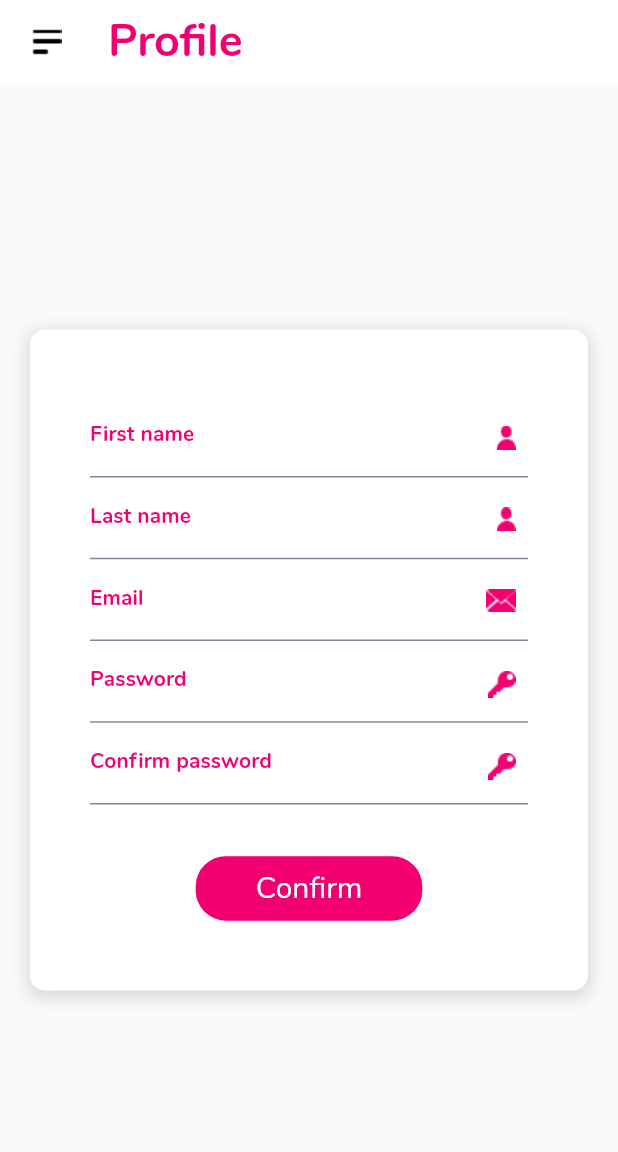
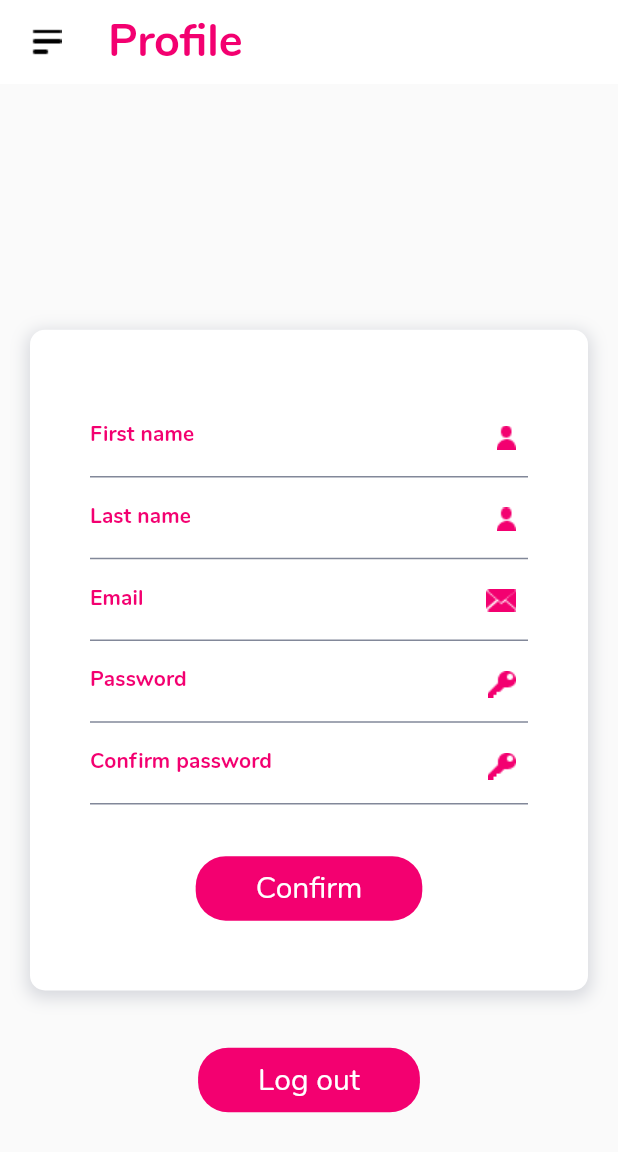
Before and after one commit to lorenacimpean/travel_app, a Flutter app: the ProfileScreen widget shown alone on an empty page, opened directly, on a phone screen of 412 x 824 dp. Shown: the top 1152 px of the screen. Run offline on Flutter 3.47's test engine with Material 2 defaults, Android fonts, the phone set to English and light mode, and no system bars; our stand-ins replace cloud_firestore, firebase_auth, firebase_core, geocoding, geolocator, location and 2 more; accounts and stored records are empty.

Commit message:
added logout button on profile and updated logic

```diff
--- a/lib/repo/profile_repo.dart
+++ b/lib/repo/profile_repo.dart
@@ -37,4 +37,8 @@ class ProfileRepo {
     String uuid = _auth.currentUser.uid;
     return _api.updateProfileData(uuid, data);
   }
+
+  Stream<void> logout() {
+    return _auth.signOut().asStream();
+  }
 }
--- a/lib/themes/app_strings.dart
+++ b/lib/themes/app_strings.dart
@@ -31,7 +31,6 @@ class AppStrings {
 
   // Discover screen
   static const String discover = "Discover";
-
   static const String dummyText =
       "Lorem ipsum dolor sit amet, consectetuer adipiscing elit. Aenean commodo ligula eget dolor. ";
 
@@ -68,4 +67,7 @@ class AppStrings {
 
   static const String howCanWeHelp = "Hello! How can we help you?";
   static const String callSupport = "Call us";
+
+  //Profile screen
+  static const String logout = "Log out";
 }
--- a/lib/ui/login/login_screen.dart
+++ b/lib/ui/login/login_screen.dart
@@ -55,8 +55,9 @@ class _LoginScreenState extends BaseState<LoginScreen> {
             break;
           case OperationState.ok:
             _showLoading = false;
-            Navigator.pushReplacement(context,
-                MaterialPageRoute(builder: (context) => DiscoverScreen()));
+            Navigator.of(context).pushAndRemoveUntil(
+                MaterialPageRoute(builder: (context) => DiscoverScreen()),
+                (Route<dynamic> route) => false);
             break;
         }
       });
--- a/lib/ui/profile/profile_screen.dart
+++ b/lib/ui/profile/profile_screen.dart
@@ -1,13 +1,16 @@
 import 'package:flutter/cupertino.dart';
 import 'package:flutter/material.dart';
 import 'package:rxdart/rxdart.dart';
+import 'package:travel_app/themes/app_dimen.dart';
 import 'package:travel_app/themes/app_icons.dart';
 import 'package:travel_app/themes/app_strings.dart';
+import 'package:travel_app/ui/intro/intro_screen.dart';
 import 'package:travel_app/ui/profile/profile_view_model.dart';
 import 'package:travel_app/ui/widgets/app_edit_text.dart';
 import 'package:travel_app/ui/widgets/base_screen.dart';
 import 'package:travel_app/ui/widgets/form_screen.dart';
 import 'package:travel_app/ui/widgets/loading_widget.dart';
+import 'package:travel_app/ui/widgets/pink_button.dart';
 import 'package:travel_app/utils/base_state.dart';
 import 'package:travel_app/utils/ui_model.dart';
 
@@ -28,13 +31,13 @@ class ProfileScreenState extends BaseState<ProfileScreen> {
       PublishSubject(),
       PublishSubject(),
       PublishSubject(),
+      PublishSubject(),
     ));
     _bindViewModel();
     _vm.input.onStart.add(true);
   }
 
   void _bindViewModel() {
-
     disposeLater(_vm.output.loadFields.listen((response) {
       setState(() {
         if (response is Error) {
@@ -60,6 +63,26 @@ class ProfileScreenState extends BaseState<ProfileScreen> {
         }
       });
     }));
+
+    disposeLater(_vm.output.onLogout.listen((response) {
+      setState(() {
+        switch (response.state) {
+          case OperationState.loading:
+            _showLoading = true;
+            break;
+          case OperationState.error:
+            _showLoading = false;
+            displayErrorModal(context, response.error.toString());
+            break;
+          case OperationState.ok:
+            _showLoading = false;
+            Navigator.of(context).pushAndRemoveUntil(
+                MaterialPageRoute(builder: (context) => IntroScreen()),
+                (Route<dynamic> route) => false);
+            break;
+        }
+      });
+    }));
   }
 
   List<Widget> _formFields() {
@@ -71,6 +94,7 @@ class ProfileScreenState extends BaseState<ProfileScreen> {
         ),
       );
     });
+
     return list;
   }
 
@@ -81,10 +105,24 @@ class ProfileScreenState extends BaseState<ProfileScreen> {
       title: AppStrings.profile,
       body: _showLoading
           ? LoadingWidget()
-          : FormContainer(
-              formFields: _formFields(),
-              buttonText: AppStrings.confirm,
-              onTap: () => _vm.input.onConfirm.add(true),
+          : Stack(
+              children: [
+                FormContainer(
+                  formFields: _formFields(),
+                  buttonText: AppStrings.confirm,
+                  onTap: () => _vm.input.onConfirm.add(true),
+                ),
+                Align(
+                  alignment: Alignment.bottomCenter,
+                  child: Padding(
+                    padding: EdgeInsets.only(bottom: AppDimen.xxlPadding),
+                    child: PinkButton(
+                      text: AppStrings.logout,
+                      onTap: () => _vm.input.logout.add(true),
+                    ),
+                  ),
+                ),
+              ],
             ),
     );
   }
--- a/lib/ui/profile/profile_view_model.dart
+++ b/lib/ui/profile/profile_view_model.dart
@@ -127,13 +127,23 @@ class ProfileViewModel {
       return Stream.value(_list);
     });
 
+    Stream<UIModel<bool>> _logoutStream = input.logout.flatMap((_) {
+      return _profileRepo
+          .logout()
+          .map((_) {
+            return UIModel.success(true);
+          })
+          .startWith(UIModel.loading())
+          .onErrorReturnWith((error) => UIModel.error(error));
+    });
     output = Output(
         MergeStream([
           _profileFields,
           _fieldsChanged,
           _onConfirm,
         ]),
-        _confirmResult);
+        _confirmResult,
+        _logoutStream);
   }
 }
 
@@ -141,13 +151,15 @@ class Input {
   final Subject<bool> onStart;
   final Subject<AppInputFieldModel> valueChanged;
   final Subject<bool> onConfirm;
+  final Subject<bool> logout;
 
-  Input(this.onStart, this.valueChanged, this.onConfirm);
+  Input(this.onStart, this.valueChanged, this.onConfirm, this.logout);
 }
 
 class Output {
   final Stream<List<AppInputFieldModel>> loadFields;
   final Stream<UIModel<bool>> onEditResult;
+  final Stream<UIModel<bool>> onLogout;
 
-  Output(this.loadFields, this.onEditResult);
+  Output(this.loadFields, this.onEditResult, this.onLogout);
 }
```
